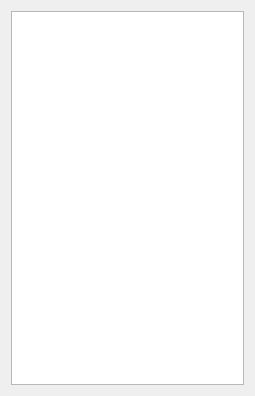
Before: the Qt Designer form src/gui/listdevicesbase.ui in KDE/partitionmanager, drawn with Qt 5.
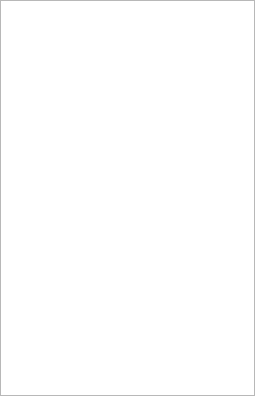
After: the same form once the commit is applied.

Commit message:
Fix double margins and set margins to zero for the panel layouts where it makes sense. Spotted and original patch provided by Aurélien Gâteau <agateau@kde.org>. Thanks!
CCMAIL:agateau@kde.org

```diff
--- a/src/gui/listdevicesbase.ui
+++ b/src/gui/listdevicesbase.ui
@@ -11,6 +11,9 @@
    </rect>
   </property>
   <layout class="QVBoxLayout" name="verticalLayout">
+   <property name="margin">
+    <number>0</number>
+   </property>
    <item>
     <widget class="QListWidget" name="m_ListDevices">
      <property name="sizePolicy">
```
The commit also changes 9 other files.
